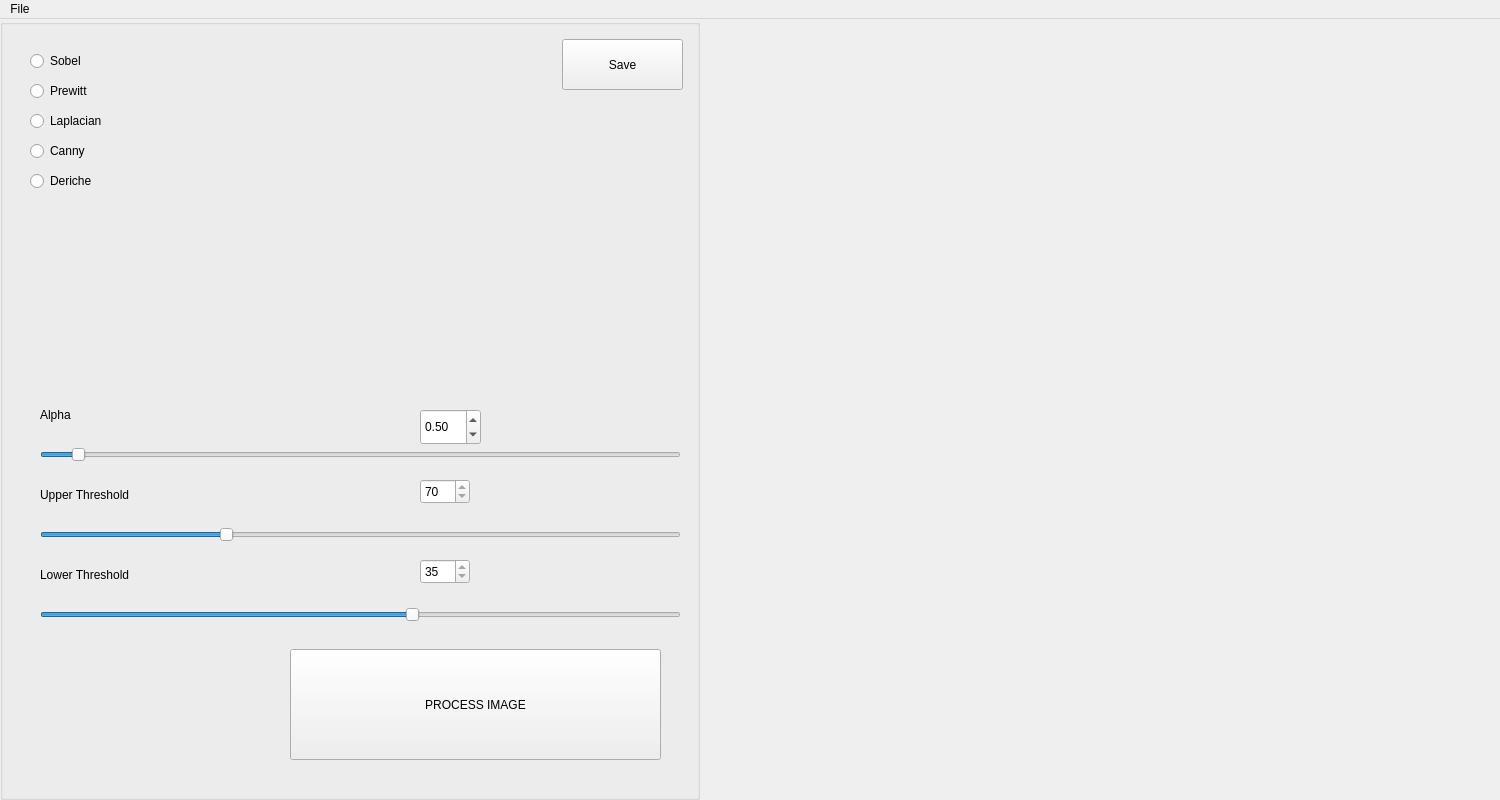
Qt form mainwindow.ui (mugorunen/Edge_Detection_Methods) before a commit.
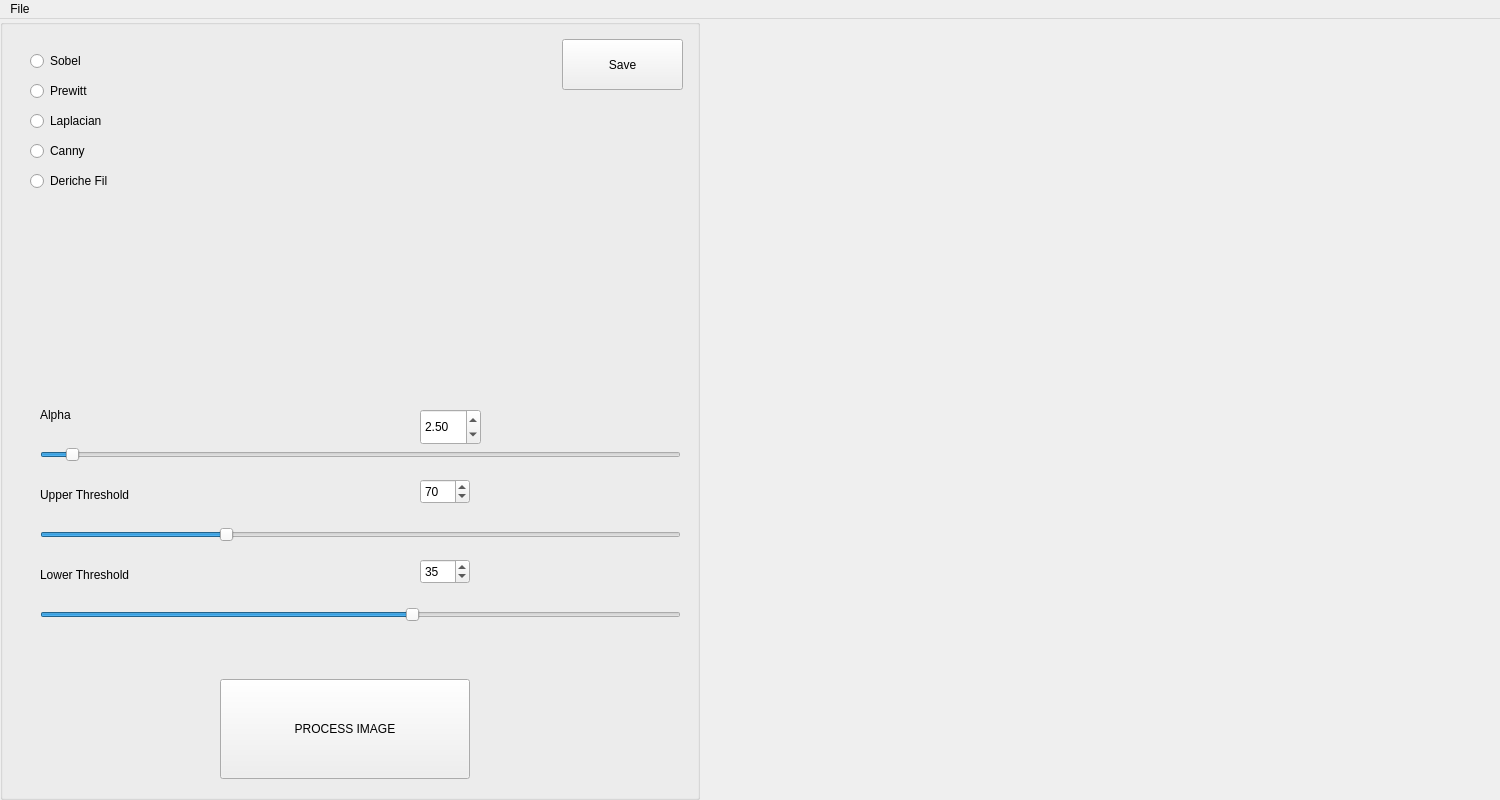
The same form after that commit.

What changed in the file:
```diff
--- a/mainwindow.ui
+++ b/mainwindow.ui
@@ -155,7 +155,7 @@
           </rect>
          </property>
          <property name="text">
-          <string>Deriche</string>
+          <string>Deriche Fil</string>
          </property>
         </widget>
         <widget class="QLabel" name="alphaLabel">
@@ -186,6 +186,9 @@
            <height>31</height>
           </rect>
          </property>
+         <property name="minimum">
+          <number>1</number>
+         </property>
          <property name="maximum">
           <number>100</number>
          </property>
@@ -250,10 +253,10 @@
         <widget class="QPushButton" name="processButton">
          <property name="geometry">
           <rect>
-           <x>290</x>
-           <y>630</y>
-           <width>371</width>
-           <height>111</height>
+           <x>220</x>
+           <y>660</y>
+           <width>250</width>
+           <height>100</height>
           </rect>
          </property>
          <property name="styleSheet">
@@ -273,14 +276,14 @@
           </rect>
          </property>
          <property name="readOnly">
-          <bool>true</bool>
-         </property>
-         <property name="maximum">
-          <number>120</number>
+          <bool>false</bool>
          </property>
          <property name="value">
           <number>70</number>
          </property>
+         <property name="displayIntegerBase">
+          <number>10</number>
+         </property>
         </widget>
         <widget class="QDoubleSpinBox" name="alphaSpinBox">
          <property name="geometry">
@@ -291,8 +294,20 @@
            <height>36</height>
           </rect>
          </property>
+         <property name="buttonSymbols">
+          <enum>QAbstractSpinBox::UpDownArrows</enum>
+         </property>
+         <property name="minimum">
+          <double>0.100000000000000</double>
+         </property>
+         <property name="maximum">
+          <double>10.000000000000000</double>
+         </property>
+         <property name="singleStep">
+          <double>0.100000000000000</double>
+         </property>
          <property name="value">
-          <double>0.500000000000000</double>
+          <double>2.500000000000000</double>
          </property>
         </widget>
         <widget class="QSpinBox" name="lowerSpinBox">
@@ -304,9 +319,12 @@
            <height>25</height>
           </rect>
          </property>
-         <property name="readOnly">
+         <property name="frame">
           <bool>true</bool>
          </property>
+         <property name="readOnly">
+          <bool>false</bool>
+         </property>
          <property name="maximum">
           <number>60</number>
          </property>
```
Left out of the diff: 148 changed lines with no effect on the pictures.
